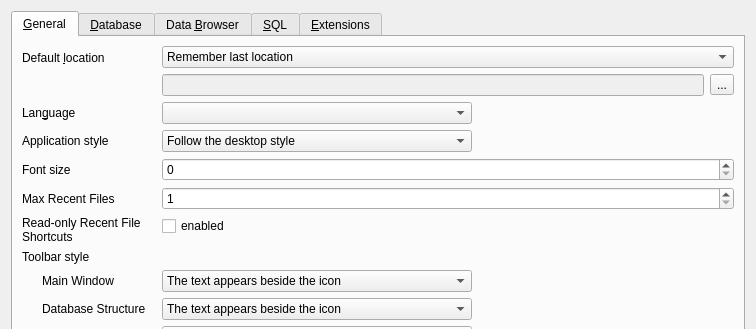
Qt form src/PreferencesDialog.ui (weber87na/sqlitebrowser) before a commit; both pictures show x 0 to 756 and y 0 to 329 of the 756 by 625 pixel window.
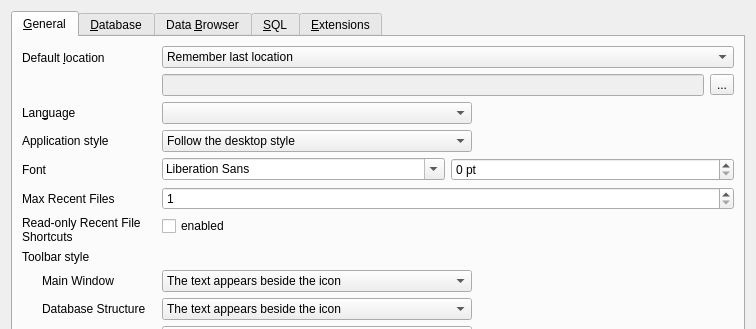
The same form after that commit. Icons and pictures are not drawn. Custom widgets are drawn as their Qt base class.

Commit message: Add UI font selection and Dracula theme

```diff
--- a/src/PreferencesDialog.ui
+++ b/src/PreferencesDialog.ui
@@ -181,7 +181,7 @@
           <string>This sets the font size for all UI elements which do not have their own font size option.</string>
          </property>
          <property name="text">
-          <string>Font size</string>
+          <string>Font</string>
          </property>
          <property name="buddy">
           <cstring>spinGeneralFontSize</cstring>
@@ -189,7 +189,18 @@
         </widget>
        </item>
        <item row="3" column="1">
-        <widget class="QSpinBox" name="spinGeneralFontSize"/>
+        <layout class="QHBoxLayout" name="horizontalLayoutGeneralFont">
+         <item>
+          <widget class="QFontComboBox" name="comboGeneralFont"/>
+         </item>
+         <item>
+          <widget class="QSpinBox" name="spinGeneralFontSize">
+           <property name="suffix">
+            <string> pt</string>
+           </property>
+          </widget>
+         </item>
+        </layout>
        </item>
        <item row="4" column="0">
         <widget class="QLabel" name="labelMaxRecentFiles">
```
Left out of the diff: 12 changed lines with no effect on the pictures. The commit also changes 13 other files.
